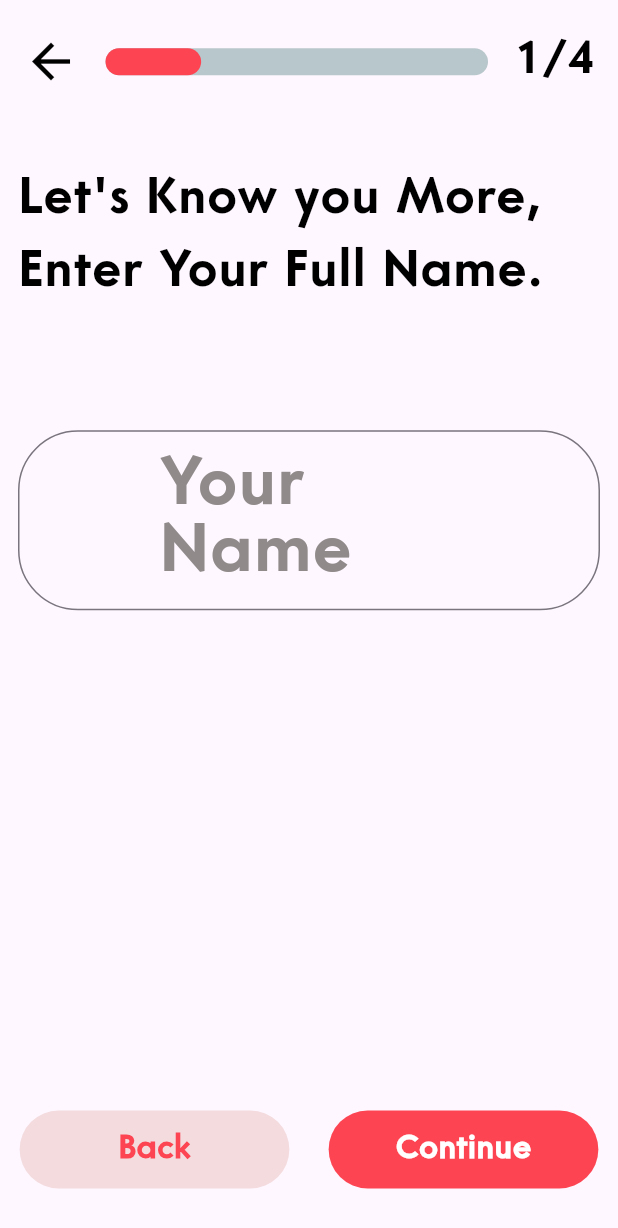
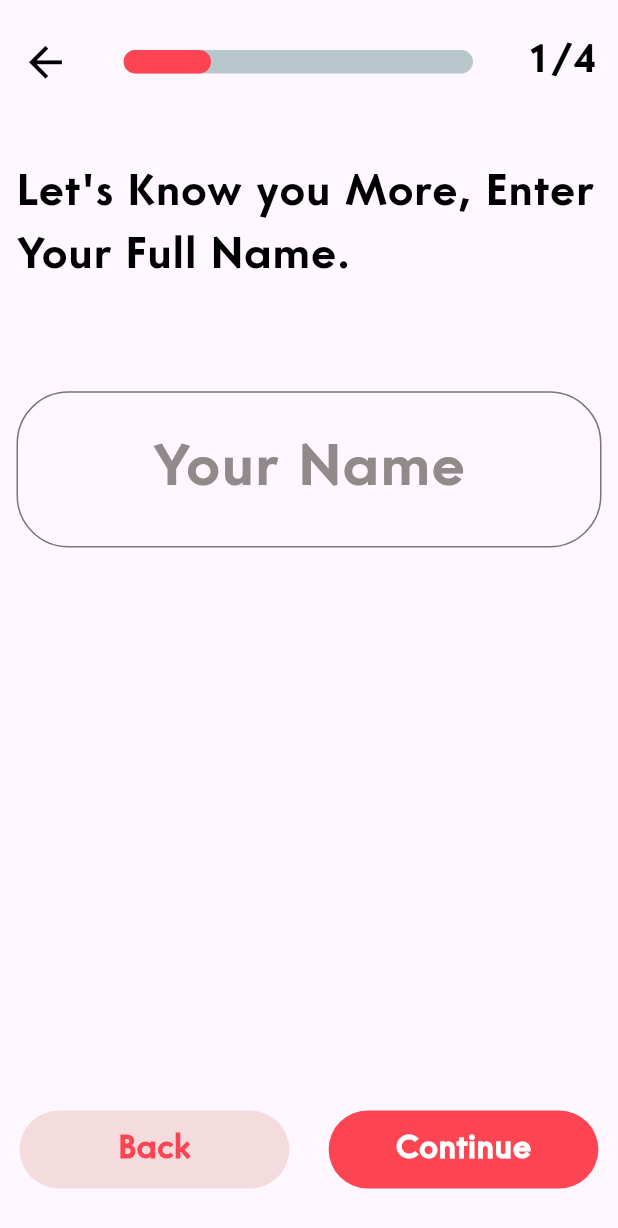
Before and after one commit to InternLay-HG/Data_Doctors, a Flutter app: the ProfileCompletionScreen screen opened directly, on a phone screen of 412 x 824 dp. Shown: the top 1228 px of the screen. Run offline on Flutter 3.47's test engine with Material 3 defaults, Android fonts, the phone set to English and light mode, and no system bars; drawn by our look-alikes of percent_indicator; our stand-ins replace device_preview, get, lottie, pinput, smooth_page_indicator.

Commit message:
changes in navigation routes

```diff
--- a/client/app/health_guardian/lib/main.dart
+++ b/client/app/health_guardian/lib/main.dart
@@ -1,9 +1,13 @@
+import 'package:device_preview/device_preview.dart';
+import 'package:flutter/foundation.dart';
 import 'package:flutter/material.dart';
 import 'package:get/get.dart';
 import 'package:health_guardian/screens/splash/splash_screen.dart';
 import 'package:health_guardian/styling/sizeConfig.dart';
 
 void main() {
+  WidgetsFlutterBinding.ensureInitialized();
+  // runApp(DevicePreview(enabled: !kReleaseMode, builder: (context) => MyApp()));
   runApp(const MyApp());
 }
 
--- a/client/app/health_guardian/lib/screens/profile/profile_completion_screen.dart
+++ b/client/app/health_guardian/lib/screens/profile/profile_completion_screen.dart
@@ -1,6 +1,9 @@
 import 'package:flutter/material.dart';
+import 'package:get/get.dart';
+import 'package:health_guardian/screens/onboard/onboard_screen.dart';
 import 'package:health_guardian/styling/colors.dart';
 import 'package:health_guardian/styling/images.dart';
+import 'package:health_guardian/styling/sizeConfig.dart';
 import 'package:health_guardian/widgets/onboard/onboard_widgets.dart';
 import 'package:health_guardian/widgets/profile/profile_screens.dart';
 import 'package:health_guardian/widgets/profile/profile_screens_1.dart';
@@ -52,7 +55,7 @@ class _ProfileCompletionScreenState extends State<ProfileCompletionScreen> {
             return Dialog(
                 backgroundColor: Colors.transparent,
                 shape: RoundedRectangleBorder(
-                    borderRadius: BorderRadius.circular(30)),
+                    borderRadius: BorderRadius.circular(3.16 * SizeConfig.heightMultiplier)),
                 child: loaderWidget());
           });
     }
@@ -91,15 +94,18 @@ class _ProfileCompletionScreenState extends State<ProfileCompletionScreen> {
               alignment: Alignment.topCenter,
               heightFactor: 0.1,
               child: Container(
-                padding: EdgeInsets.symmetric(horizontal: 15),
+                padding: EdgeInsets.symmetric(horizontal: 3.34 * SizeConfig.widthMultiplier),
                 child: Row(
                   mainAxisAlignment: MainAxisAlignment.spaceBetween,
                   children: [
                     //* icon for navigating back
-                    Icon(
-                      Icons.arrow_back,
-                      color: Colors.black,
-                      size: 38,
+                    InkWell(
+                      onTap: ()=> Get.back(),
+                      child: Icon(
+                        Icons.arrow_back,
+                        color: Colors.black,
+                        size:4.00 * SizeConfig.heightMultiplier,
+                      ),
                     ),
                     //* indicator for pages
                     LinearPercentIndicator(
@@ -107,10 +113,10 @@ class _ProfileCompletionScreenState extends State<ProfileCompletionScreen> {
                       animationDuration: 1000,
                       progressColor: Colours.buttonColorRed,
                       percent: currentProgress,
-                      barRadius: Radius.circular(22),
+                      barRadius: Radius.circular(2.31 * SizeConfig.heightMultiplier),
                       curve: Curves.linear,
-                      lineHeight: 18,
-                      width: 275,
+                      lineHeight: 1.89 * SizeConfig.heightMultiplier,
+                      width: 61.38 * SizeConfig.widthMultiplier,
                       onAnimationEnd: () {
                         setState(() {
                           _animateProgress = false;
@@ -122,7 +128,7 @@ class _ProfileCompletionScreenState extends State<ProfileCompletionScreen> {
                       "${_currentIndex + 1}/4",
                       style: TextStyle(
                         color: Colors.black,
-                        fontSize: 30,
+                        fontSize: 3.16 * SizeConfig.heightMultiplier,
                         fontFamily: "CoreSansBold",
                       ),
                     ),
@@ -178,27 +184,27 @@ class _ProfileCompletionScreenState extends State<ProfileCompletionScreen> {
 
 Widget loaderWidget() {
   return Container(
-    width: 180,
-    height: 180,
+    width: 40.17 * SizeConfig.widthMultiplier,
+    height: 18.96 * SizeConfig.heightMultiplier,
     decoration: BoxDecoration(
-        color: Colors.white, borderRadius: BorderRadius.circular(10)),
+        color: Colors.white, borderRadius: BorderRadius.circular(1.05 * SizeConfig.heightMultiplier)),
     child: Column(
       children: [
         SizedBox(
-          height: 25,
+          height: 2.63 * SizeConfig.heightMultiplier,
         ),
         LottieBuilder.asset(
           Images.loadingAnimation,
-          height: 80,
-          width: 80,
+          height: 8.42 * SizeConfig.heightMultiplier,
+          width: 17.85 * SizeConfig.widthMultiplier,
         ),
         SizedBox(
-          height: 10,
+          height: 1.05 * SizeConfig.heightMultiplier,
         ),
         Text(
           "Creating your account...",
           style: TextStyle(
-              color: Colors.black, fontFamily: "CoreSansBold", fontSize: 21),
+              color: Colors.black, fontFamily: "CoreSansBold", fontSize: 2.21 * SizeConfig.heightMultiplier),
         )
       ],
     ),
--- a/client/app/health_guardian/lib/widgets/auth/login_widgets.dart
+++ b/client/app/health_guardian/lib/widgets/auth/login_widgets.dart
@@ -37,7 +37,7 @@ Widget T2(String title) {
             color: Color.fromARGB(255, 99, 92, 92),
             fontFamily: "CoreSansLight",
             fontWeight: FontWeight.bold,
-            fontSize: 2.45 * SizeConfig.heightMultiplier),
+            fontSize: 2.38 * SizeConfig.heightMultiplier),
       ),
     ],
   );
@@ -187,7 +187,7 @@ Widget orDivider() {
         child: Divider(
           color: Color.fromARGB(255, 185, 181, 181),
           thickness: 1,
-          height: 10,
+          height: 1.05 * SizeConfig.heightMultiplier,
         ),
       ),
       Padding(
@@ -206,7 +206,7 @@ Widget orDivider() {
         child: Divider(
           color: Color.fromARGB(255, 185, 181, 181),
           thickness: 1,
-          height: 10,
+          height: 1.05 * SizeConfig.heightMultiplier,
         ),
       ),
     ],
--- a/client/app/health_guardian/lib/widgets/onboard/onboard_widgets.dart
+++ b/client/app/health_guardian/lib/widgets/onboard/onboard_widgets.dart
@@ -43,7 +43,7 @@ Widget cardText(String title, String desc) {
                 color: Colors.black,
                 fontFamily: "CoreSansBold",
                 fontWeight: FontWeight.bold,
-                fontSize: 40),
+                fontSize: 4.21 * SizeConfig.heightMultiplier),
           ),
         ),
       ),
--- a/client/app/health_guardian/lib/widgets/profile/profile_screens.dart
+++ b/client/app/health_guardian/lib/widgets/profile/profile_screens.dart
@@ -3,6 +3,7 @@ import 'package:get/get.dart';
 import 'package:get/get_core/src/get_main.dart';
 import 'package:health_guardian/getX_controllers/profile/profile_controller.dart';
 import 'package:health_guardian/styling/colors.dart';
+import 'package:health_guardian/styling/sizeConfig.dart';
 import 'package:health_guardian/widgets/onboard/onboard_widgets.dart';
 
 final ProfileController profileController = Get.put(ProfileController());
@@ -13,28 +14,28 @@ Widget profileScreenText(String title) {
     maxLines: 2,
     title,
     style: TextStyle(
-        color: Colors.black, fontFamily: "CoreSansBold", fontSize: 34),
+        color: Colors.black, fontFamily: "CoreSansBold", fontSize: 3.58 * SizeConfig.heightMultiplier),
   );
 }
 
 Widget screen1() {
   return Container(
-    padding: EdgeInsets.symmetric(horizontal: 12),
+    padding: EdgeInsets.symmetric(horizontal: 2.67 * SizeConfig.widthMultiplier),
     child: Column(
       children: [
         SizedBox(
-          height: 10,
+          height: 1.05 * SizeConfig.heightMultiplier,
         ),
         profileScreenText("Let's Know you More, Enter Your Full Name."),
         SizedBox(
-          height: 80,
+          height: 8.42 * SizeConfig.heightMultiplier,
         ),
         //* field or entering name for profile
         TextField(
           style: TextStyle(
               color: const Color.fromARGB(255, 144, 138, 138),
               fontFamily: "CoreSansBold",
-              fontSize: 40),
+              fontSize: 4.21 * SizeConfig.heightMultiplier),
           controller: profileController.profileNameCOntroller,
           decoration: InputDecoration(
             label: Center(
@@ -43,19 +44,19 @@ Widget screen1() {
                 style: TextStyle(
                     color: const Color.fromARGB(255, 144, 138, 138),
                     fontFamily: "CoreSansBold",
-                    fontSize: 45),
+                    fontSize: 4.74 * SizeConfig.heightMultiplier),
               ),
             ),
             floatingLabelBehavior: FloatingLabelBehavior.never,
-            contentPadding: EdgeInsets.symmetric(horizontal: 90, vertical: 30),
+            contentPadding: EdgeInsets.symmetric(horizontal: 20.08 * SizeConfig.widthMultiplier, vertical: 3.16 * SizeConfig.heightMultiplier),
             border: OutlineInputBorder(
-                borderRadius: BorderRadius.circular(40),
+                borderRadius: BorderRadius.circular(4.21 * SizeConfig.heightMultiplier),
                 borderSide: BorderSide(
-                    width: 5, color: const Color.fromARGB(255, 154, 147, 147))),
+                    width:1.11*SizeConfig.heightMultiplier, color: const Color.fromARGB(255, 154, 147, 147))),
             focusedBorder: OutlineInputBorder(
-                borderRadius: BorderRadius.circular(30),
+                borderRadius: BorderRadius.circular(3.16 * SizeConfig.heightMultiplier),
                 borderSide: BorderSide(
-                    width: 2, color: const Color.fromARGB(255, 154, 147, 147))),
+                    width: 0.44*SizeConfig.widthMultiplier, color: const Color.fromARGB(255, 154, 147, 147))),
           ),
         )
       ],
@@ -65,15 +66,15 @@ Widget screen1() {
 
 Widget screen2() {
   return Container(
-    padding: EdgeInsets.symmetric(horizontal: 12),
+    padding: EdgeInsets.symmetric(horizontal: 2.67*SizeConfig.widthMultiplier),
     child: Column(
       children: [
         SizedBox(
-          height: 15,
+          height: 1.58*SizeConfig.heightMultiplier,
         ),
         profileScreenText("What's your Gender ?"),
         SizedBox(
-          height: 50,
+          height: 5.26*SizeConfig.heightMultiplier,
         ),
         // * for selecting male and female genders and changing colours
         Obx(
@@ -85,8 +86,8 @@ Widget screen2() {
                 child: Column(
                   children: [
                     Container(
-                        height: 130,
-                        width: 130,
+                        height: 13.69 * SizeConfig.heightMultiplier,
+                        width: 29.01 * SizeConfig.widthMultiplier,
                         decoration: BoxDecoration(
                           color: profileController.male.value == 1 ? Colours.buttonColorRed : Colors.white,
                             shape: BoxShape.circle,
@@ -95,11 +96,11 @@ Widget screen2() {
                         child: Icon(
                           Icons.male,
                           color: profileController.male.value == 1 ? Colors.white : Colors.black,
-                          size: 80,
+                          size: 8.42 * SizeConfig.heightMultiplier,
                         ),
                       ),
                     SizedBox(
-                      height: 20,
+                      height: 2.107 * SizeConfig.heightMultiplier,
                     ),
                     profileScreenText("Male")
                   ],
@@ -110,8 +111,8 @@ Widget screen2() {
                  child: Column(
                   children: [
                     Container(
-                      height: 130,
-                      width: 130,
+                      height: 13.69 * SizeConfig.heightMultiplier,
+                        width: 29.01 * SizeConfig.widthMultiplier,
                       decoration: BoxDecoration(
                         color: profileController.female.value == 1 ? Colours.buttonColorRed : Colors.white,
                           shape: BoxShape.circle,
@@ -120,11 +121,11 @@ Widget screen2() {
                       child: Icon(
                         Icons.female,
                         color: profileController.female.value == 1 ? Colors.white : Colors.black,
-                        size: 80,
+                        size: 8.42 * SizeConfig.heightMultiplier,
                       ),
                     ),
                     SizedBox(
-                      height: 20,
+                      height: 2.107 * SizeConfig.heightMultiplier,
                     ),
                     profileScreenText("Female")
                   ],
@@ -134,7 +135,7 @@ Widget screen2() {
           ),
         ),
          SizedBox(
-          height: 60,
+          height: 6.32*SizeConfig.heightMultiplier,
         ),
         Center(child: buttonsSample("Prefer not to say", (){profileController.male.value = 0; profileController.female.value =0;}, Color.fromARGB(255, 243, 219, 222), Colors.black,60, 280),)
       ],
--- a/client/app/health_guardian/lib/widgets/profile/profile_screens_1.dart
+++ b/client/app/health_guardian/lib/widgets/profile/profile_screens_1.dart
@@ -4,27 +4,29 @@ import 'package:get/get.dart';
 import 'package:get/get_core/src/get_main.dart';
 import 'package:health_guardian/getX_controllers/profile/profile_controller.dart';
 import 'package:health_guardian/styling/colors.dart';
+import 'package:health_guardian/styling/sizeConfig.dart';
 import 'package:health_guardian/widgets/profile/profile_screens.dart';
 
 final ProfileController profileController = Get.put(ProfileController());
 
 Widget screen3(BuildContext context) {
   return Container(
-    padding: EdgeInsets.symmetric(horizontal: 12),
+    padding:
+        EdgeInsets.symmetric(horizontal: 2.67 * SizeConfig.widthMultiplier),
     child: Column(
       children: [
         //* select the birthday date
 
-        SizedBox(height: 15),
+        SizedBox(height: 1.58 * SizeConfig.heightMultiplier),
         profileScreenText("When is your birthday?"),
-        SizedBox(height: 20),
+        SizedBox(height: 2.107 * SizeConfig.heightMultiplier),
         Row(
           mainAxisAlignment: MainAxisAlignment.spaceAround,
           children: [
             button("Date", () {
               Get.bottomSheet(
                 Container(
-                    height: 250,
+                    height: 26.34 * SizeConfig.heightMultiplier,
                     color: Colors.white,
                     child: CupertinoDatePicker(
                       initialDateTime: profileController.selectedDate.value,
@@ -40,7 +42,7 @@ Widget screen3(BuildContext context) {
             Icon(
               Icons.arrow_forward_rounded,
               color: Colours.buttonColorRed,
-              size: 36,
+              size: 3.79 * SizeConfig.heightMultiplier,
             ),
             Obx(
               () => valueBox(
@@ -48,19 +50,19 @@ Widget screen3(BuildContext context) {
             ),
           ],
         ),
-        SizedBox(height: 45),
+        SizedBox(height: 4.74 * SizeConfig.heightMultiplier),
 
         //* select the weight
 
         profileScreenText("What's your weight?"),
-        SizedBox(height: 20),
+        SizedBox(height: 2.107 * SizeConfig.heightMultiplier),
         Row(
           mainAxisAlignment: MainAxisAlignment.spaceAround,
           children: [
             button("Weight", () {
               Get.bottomSheet(
                 Container(
-                  height: 250,
+                  height: 26.34 * SizeConfig.heightMultiplier,
                   color: Colors.white,
                   child: CupertinoPicker(
                     itemExtent: 40,
@@ -75,7 +77,7 @@ Widget screen3(BuildContext context) {
                         child: Text(
                           "${index + 1} kg",
                           style: TextStyle(
-                              fontFamily: "CoreSansBold", fontSize: 26),
+                              fontFamily: "CoreSansBold", fontSize:2.73 * SizeConfig.heightMultiplier),
                         ),
                       );
                     }),
@@ -86,26 +88,26 @@ Widget screen3(BuildContext context) {
             Icon(
               Icons.arrow_forward_rounded,
               color: Colours.buttonColorRed,
-              size: 36,
+              size: 3.79 * SizeConfig.heightMultiplier,
             ),
             Obx(
               () => valueBox("${profileController.selectedWeight.value} kg"),
             ),
           ],
         ),
-        SizedBox(height: 45),
+        SizedBox(height: 4.74 * SizeConfig.heightMultiplier),
 
         //* select the height
 
         profileScreenText("How tall are you?"),
-        SizedBox(height: 20),
+        SizedBox(height:  2.107 * SizeConfig.heightMultiplier),
         Row(
           mainAxisAlignment: MainAxisAlignment.spaceAround,
           children: [
             button("Height", () {
               Get.bottomSheet(
                 Container(
-                  height: 250,
+                  height: 26.34 * SizeConfig.heightMultiplier,
                   color: Colors.white,
                   child: CupertinoPicker(
                     itemExtent: 40,
@@ -120,7 +122,7 @@ Widget screen3(BuildContext context) {
                         child: Text(
                           "$index cm",
                           style: TextStyle(
-                              fontFamily: "CoreSansBold", fontSize: 26),
+                              fontFamily: "CoreSansBold", fontSize: 2.73 * SizeConfig.heightMultiplier),
                         ),
                       );
                     }),
@@ -131,7 +133,7 @@ Widget screen3(BuildContext context) {
             Icon(
               Icons.arrow_forward_rounded,
               color: Colours.buttonColorRed,
-              size: 36,
+              size: 3.79 * SizeConfig.heightMultiplier,
             ),
             Obx(
               () => valueBox("${profileController.selectedHeight.value} cm"),
@@ -150,8 +152,8 @@ Widget button(
     child: Container(
       decoration:
           BoxDecoration(color: color, borderRadius: BorderRadius.circular(35)),
-      height: 55,
-      width: 160,
+      height: 5.79 * SizeConfig.heightMultiplier,
+      width: 35.71 * SizeConfig.widthMultiplier,
       child: Center(
         child: FittedBox(
           child: Text(
@@ -160,7 +162,7 @@ Widget button(
               color: textColor,
               fontFamily: "CoreSansLight",
               fontWeight: FontWeight.bold,
-            ).copyWith(fontSize: 24),
+            ).copyWith(fontSize: 2.52 * SizeConfig.heightMultiplier),
           ),
         ),
       ),
@@ -173,9 +175,9 @@ Widget valueBox(String value) {
     decoration: BoxDecoration(
         border: Border.all(color: Colors.black, width: 2),
         color: Colors.white,
-        borderRadius: BorderRadius.circular(10)),
-    height: 60,
-    width: 200,
+        borderRadius: BorderRadius.circular(1.05 * SizeConfig.heightMultiplier)),
+    height: 6.32 * SizeConfig.heightMultiplier,
+    width:44.64 * SizeConfig.widthMultiplier,
     child: Center(
       child: Text(
         value,
@@ -183,7 +185,7 @@ Widget valueBox(String value) {
           color: Color.fromARGB(255, 49, 48, 48),
           fontFamily: "CoreSansLight",
           fontWeight: FontWeight.bold,
-        ).copyWith(fontSize: 23),
+        ).copyWith(fontSize: 2.42 * SizeConfig.heightMultiplier),
       ),
     ),
   );
--- a/client/app/health_guardian/lib/widgets/profile/profile_screens_2.dart
+++ b/client/app/health_guardian/lib/widgets/profile/profile_screens_2.dart
@@ -2,25 +2,29 @@ import 'package:flutter/material.dart';
 import 'package:get/get.dart';
 import 'package:health_guardian/getX_controllers/profile/profile_controller.dart';
 import 'package:health_guardian/styling/colors.dart';
+import 'package:health_guardian/styling/sizeConfig.dart';
 import 'package:health_guardian/widgets/profile/profile_screens.dart';
 
 final ProfileController profileController = Get.put(ProfileController());
 
 Widget screen4() {
   return Container(
-    padding: EdgeInsets.symmetric(horizontal: 12),
+    padding:
+        EdgeInsets.symmetric(horizontal: 2.67 * SizeConfig.widthMultiplier),
     child: Column(
       children: [
-        SizedBox(height: 15),
-        Text(
-          overflow: TextOverflow.ellipsis,
-          maxLines: 2,
-          'Are You Currently Diagnosed with Any of These Diseases?',
-          style: TextStyle(
-              color: Colors.black, fontFamily: "CoreSansBold", fontSize: 29.5),
+        SizedBox(height: 1.58 * SizeConfig.heightMultiplier),
+        FittedBox(
+          child: Text(
+            overflow: TextOverflow.ellipsis,
+            maxLines: 2,
+            'Are You Currently Diagnosed\nwith Any of These Diseases?',
+            style: TextStyle(
+                color: Colors.black, fontFamily: "CoreSansBold", fontSize: 29.5),
+          ),
         ),
         SizedBox(
-          height: 50,
+          height: 5.26 * SizeConfig.heightMultiplier,
         ),
         //* for selecting diseases
 
@@ -36,8 +40,8 @@ Widget screen4() {
                   child: Column(
                     children: [
                       Container(
-                        height: 130,
-                        width: 130,
+                        height: 13.69 * SizeConfig.heightMultiplier,
+                        width: 29.01 * SizeConfig.widthMultiplier,
                         decoration: BoxDecoration(
                             color: profileController.heart_disease.value
                                 ? Colours.buttonColorRed
@@ -51,11 +55,11 @@ Widget screen4() {
                           color: profileController.heart_disease.value
                               ? Colors.white
                               : Colors.black,
-                          size: 80,
+                          size: 8.42 * SizeConfig.heightMultiplier,
                         ),
                       ),
                       SizedBox(
-                        height: 20,
+                        height: 2.10 * SizeConfig.heightMultiplier,
                       ),
                       profileScreenText("Heart")
                     ],
@@ -69,8 +73,8 @@ Widget screen4() {
                   child: Column(
                     children: [
                       Container(
-                        height: 130,
-                        width: 130,
+                        height: 13.69 * SizeConfig.heightMultiplier,
+                        width: 29.01 * SizeConfig.widthMultiplier,
                         decoration: BoxDecoration(
                             color: profileController.blood_sugar.value
                                 ? Colours.buttonColorRed
@@ -84,11 +88,11 @@ Widget screen4() {
                           color: profileController.blood_sugar.value
                               ? Colors.white
                               : Colors.black,
-                          size: 80,
+                          size: 8.42 * SizeConfig.heightMultiplier,
                         ),
                       ),
                       SizedBox(
-                        height: 20,
+                        height: 2.10 * SizeConfig.heightMultiplier,
                       ),
                       profileScreenText("Sugar")
                     ],
@@ -98,7 +102,7 @@ Widget screen4() {
             )),
 
         SizedBox(
-          height: 20,
+          height: 2.107 * SizeConfig.heightMultiplier
         ),
 
         //* pressure and weight
@@ -113,8 +117,8 @@ Widget screen4() {
                   child: Column(
                     children: [
                       Container(
-                        height: 130,
-                        width: 130,
+                            height: 13.69 * SizeConfig.heightMultiplier,
+                        width: 29.01 * SizeConfig.widthMultiplier,
                         decoration: BoxDecoration(
                             color: profileController.blood_pressure.value
                                 ? Colours.buttonColorRed
@@ -128,11 +132,11 @@ Widget screen4() {
                           color: profileController.blood_pressure.value
                               ? Colors.white
                               : Colors.black,
-                          size: 80,
+                          size: 8.42 * SizeConfig.heightMultiplier,
                         ),
                       ),
                       SizedBox(
-                        height: 20,
+                        height: 2.10 * SizeConfig.heightMultiplier,
                       ),
                       profileScreenText("Pressure")
                     ],
@@ -146,8 +150,8 @@ Widget screen4() {
                   child: Column(
                     children: [
                       Container(
-                        height: 130,
-                        width: 130,
+                        height: 13.69 * SizeConfig.heightMultiplier,
+                        width: 29.01 * SizeConfig.widthMultiplier,
                         decoration: BoxDecoration(
                             color: profileController.weight_bmi.value
                                 ? Colours.buttonColorRed
@@ -161,11 +165,11 @@ Widget screen4() {
                           color: profileController.weight_bmi.value
                               ? Colors.white
                               : Colors.black,
-                          size: 80,
+                          size: 8.42 * SizeConfig.heightMultiplier,
                         ),
                       ),
                       SizedBox(
-                        height: 20,
+                        height: 2.10 * SizeConfig.heightMultiplier,
                       ),
                       profileScreenText("Weight")
                     ],
--- a/client/app/health_guardian/pubspec.yaml
+++ b/client/app/health_guardian/pubspec.yaml
@@ -40,6 +40,8 @@ dependencies:
   percent_indicator: ^4.2.3
   lottie: ^3.1.3
   pinput: ^5.0.0
+  device_preview: ^1.2.0
+
 
 dev_dependencies:
   flutter_test:
```
Also changed, not shown: client/app/health_guardian/lib/screens/auth/login_screen.dart (+5 -5 lines), client/app/health_guardian/lib/screens/auth/otp_screen.dart (+12 -12 lines), client/app/health_guardian/lib/screens/onboard/onboard_screen.dart (+4 -4 lines), client/app/health_guardian/lib/screens/splash/splash_screen.dart (+8 -7 lines), client/app/health_guardian/lib/widgets/splash/splash_widgets.dart (+7 -5 lines), client/app/health_guardian/pubspec.lock, 1 other file.
